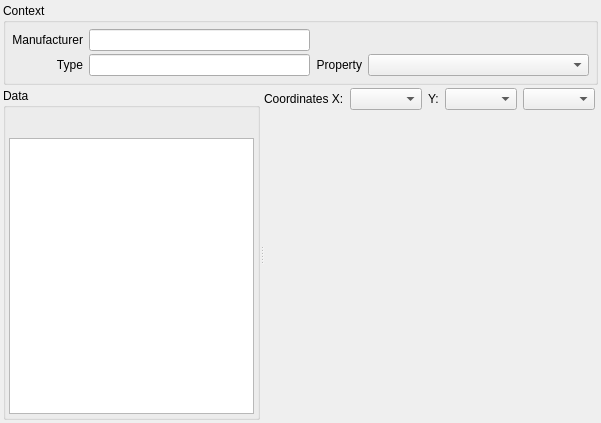
Above: pcalc/src/gui/rb_databasetablewidget.ui from hermixy/biluna before the change. Below: the same form after it.
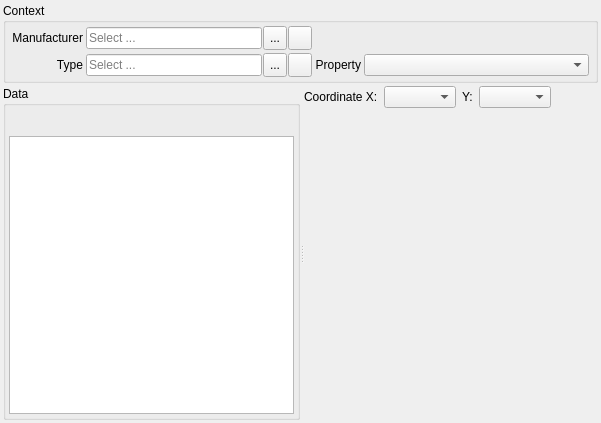
That is the form after the change. Icons and pictures are not drawn. Custom widgets are drawn as their Qt base class.

Patch:
```diff
--- a/pcalc/src/gui/rb_databasetablewidget.ui
+++ b/pcalc/src/gui/rb_databasetablewidget.ui
@@ -42,15 +42,15 @@
        <number>6</number>
       </property>
       <property name="topMargin">
-       <number>6</number>
+       <number>3</number>
       </property>
       <property name="rightMargin">
        <number>6</number>
       </property>
       <property name="bottomMargin">
-       <number>6</number>
+       <number>3</number>
       </property>
-      <property name="verticalSpacing">
+      <property name="spacing">
        <number>3</number>
       </property>
       <item row="0" column="0">
@@ -64,7 +64,75 @@
        </widget>
       </item>
       <item row="0" column="1">
-       <widget class="RB_IdxLineEdit" name="ileCodeManufacturer"/>
+       <layout class="QHBoxLayout" name="horizontalLayout">
+        <property name="spacing">
+         <number>1</number>
+        </property>
+        <item>
+         <widget class="QLineEdit" name="leManuf">
+          <property name="enabled">
+           <bool>true</bool>
+          </property>
+          <property name="acceptDrops">
+           <bool>false</bool>
+          </property>
+          <property name="readOnly">
+           <bool>true</bool>
+          </property>
+          <property name="placeholderText">
+           <string>Select ...</string>
+          </property>
+         </widget>
+        </item>
+        <item>
+         <widget class="QToolButton" name="pbSelectManuf">
+          <property name="minimumSize">
+           <size>
+            <width>24</width>
+            <height>24</height>
+           </size>
+          </property>
+          <property name="maximumSize">
+           <size>
+            <width>24</width>
+            <height>24</height>
+           </size>
+          </property>
+          <property name="toolTip">
+           <string>Select ...</string>
+          </property>
+          <property name="text">
+           <string>...</string>
+          </property>
+         </widget>
+        </item>
+        <item>
+         <widget class="QToolButton" name="pbClearManuf">
+          <property name="minimumSize">
+           <size>
+            <width>24</width>
+            <height>24</height>
+           </size>
+          </property>
+          <property name="maximumSize">
+           <size>
+            <width>24</width>
+            <height>24</height>
+           </size>
+          </property>
+          <property name="toolTip">
+           <string>Clear</string>
+          </property>
+          <property name="text">
+           <string/>
+          </property>
+          <property name="icon">
+           <iconset resource="../../../db/src/gui/db.qrc">
+            <normaloff>:/images/icons/delete.png</normaloff>:/images/icons/delete.png</iconset>
+          </property>
+         </widget>
+        </item>
+       </layout>
       </item>
       <item row="0" column="2" colspan="2">
        <spacer name="horizontalSpacer">
@@ -90,7 +158,75 @@
        </widget>
       </item>
       <item row="1" column="1">
-       <widget class="RB_IdxLineEdit" name="ileType"/>
+       <layout class="QHBoxLayout" name="horizontalLayout_3">
+        <property name="spacing">
+         <number>1</number>
+        </property>
+        <item>
+         <widget class="QLineEdit" name="leType">
+          <property name="enabled">
+           <bool>true</bool>
+          </property>
+          <property name="acceptDrops">
+           <bool>false</bool>
+          </property>
+          <property name="readOnly">
+           <bool>true</bool>
+          </property>
+          <property name="placeholderText">
+           <string>Select ...</string>
+          </property>
+         </widget>
+        </item>
+        <item>
+         <widget class="QToolButton" name="pbSelectType">
+          <property name="minimumSize">
+           <size>
+            <width>24</width>
+            <height>24</height>
+           </size>
+          </property>
+          <property name="maximumSize">
+           <size>
+            <width>24</width>
+            <height>24</height>
+           </size>
+          </property>
+          <property name="toolTip">
+           <string>Select ...</string>
+          </property>
+          <property name="text">
+           <string>...</string>
+          </property>
+         </widget>
+        </item>
+        <item>
+         <widget class="QToolButton" name="pbClearType">
+          <property name="minimumSize">
+           <size>
+            <width>24</width>
+            <height>24</height>
+           </size>
+          </property>
+          <property name="maximumSize">
+           <size>
+            <width>24</width>
+            <height>24</height>
+           </size>
+          </property>
+          <property name="toolTip">
+           <string>Clear</string>
+          </property>
+          <property name="text">
+           <string/>
+          </property>
+          <property name="icon">
+           <iconset resource="../../../db/src/gui/db.qrc">
+            <normaloff>:/images/icons/delete.png</normaloff>:/images/icons/delete.png</iconset>
+          </property>
+         </widget>
+        </item>
+       </layout>
       </item>
       <item row="1" column="2">
        <widget class="QLabel" name="lblProperty">
@@ -174,7 +310,7 @@
          <item>
           <widget class="QLabel" name="lblX">
            <property name="text">
-            <string>Coordinates X:</string>
+            <string>Coordinate X:</string>
            </property>
           </widget>
          </item>
@@ -191,9 +327,6 @@
          <item>
           <widget class="QComboBox" name="cbYcoord"/>
          </item>
-         <item>
-          <widget class="QComboBox" name="cbScale"/>
-         </item>
          <item>
           <spacer name="horizontalSpacer_3">
            <property name="orientation">
@@ -210,9 +343,9 @@
         </layout>
        </item>
        <item>
-        <widget class="QWidget" name="widget" native="true">
+        <widget class="QFrame" name="chartFrame">
          <property name="sizePolicy">
-          <sizepolicy hsizetype="Preferred" vsizetype="Expanding">
+          <sizepolicy hsizetype="Expanding" vsizetype="Expanding">
            <horstretch>0</horstretch>
            <verstretch>0</verstretch>
           </sizepolicy>
@@ -226,11 +359,6 @@
   </layout>
  </widget>
  <customwidgets>
-  <customwidget>
-   <class>RB_IdxLineEdit</class>
-   <extends>QLineEdit</extends>
-   <header>rb_idxlineedit.h</header>
-  </customwidget>
   <customwidget>
    <class>RB_ToolButtonBar</class>
    <extends>QWidget</extends>
```
Left out of the diff: 4 changed lines with no effect on the pictures.
